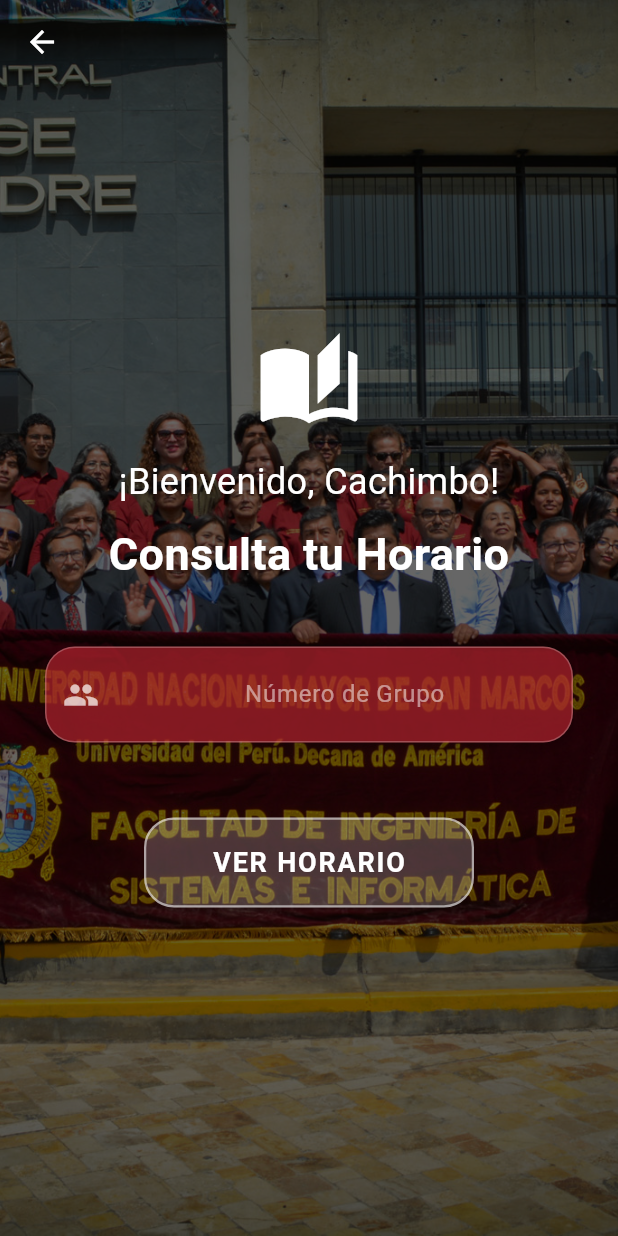
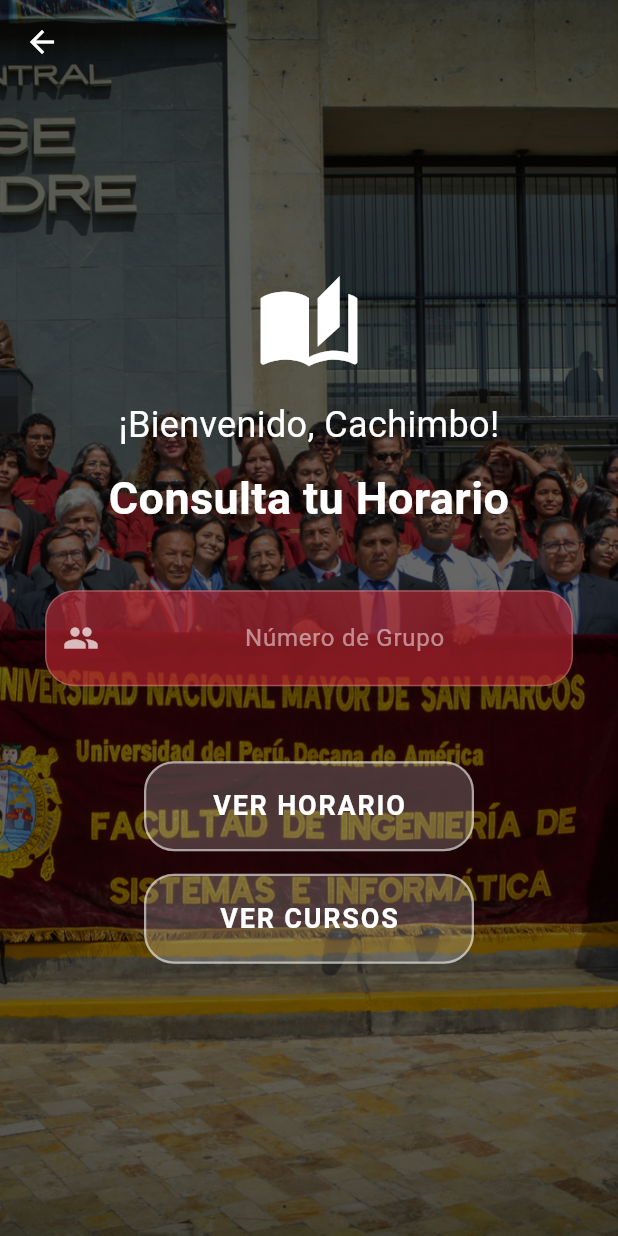
Before and after one commit to jado21/GestionAppMovil, a Flutter app: the screen it shows after launch, after a tap on "SOY CACHIMBO", on a phone screen of 412 x 824 dp. Run offline on Flutter 3.47's test engine with Material 3 defaults, Android fonts, the phone set to English and light mode, and no system bars; our stand-ins replace pdf, printing, shared_preferences.

Commit message:
Añadir apartado tabla de cursos (reporte matricula)

```diff
--- a/lib/screens/formularioScreen.dart
+++ b/lib/screens/formularioScreen.dart
@@ -1,6 +1,8 @@
 import 'package:flutter/material.dart';
 import '../service/api_service.dart';
+import '../models/horario_response.dart';
 import 'scheduleScreen.dart';
+import 'cursosScreen.dart';
 
 class FormularioScreen extends StatefulWidget {
   final bool esCachimbo;
@@ -112,7 +114,9 @@
 
                   cargando
                       ? const CircularProgressIndicator(color: Colors.white)
-                      : SizedBox(
+                      : Column(
+                          children: [
+                            SizedBox(
                               width: 220,
                               height: 60,
                               child: ElevatedButton(
@@ -125,7 +129,9 @@
                                     borderRadius: BorderRadius.circular(20),
                                   ),
                                 ),
-                            onPressed: _enviarDatos,
+                            onPressed: () => _enviarDatos(
+                              (data) => ResultadoScreen(horarioResponse: data),
+                            ),
                                 child: const Text(
                                   'VER HORARIO',
                                   style: TextStyle(
@@ -136,6 +142,35 @@
                                 ),
                               ),
                             ),
+                            const SizedBox(height: 15),
+                            SizedBox(
+                              width: 220,
+                              height: 60,
+                              child: ElevatedButton(
+                                style: ElevatedButton.styleFrom(
+                                  backgroundColor: blancoTransparente,
+                                  foregroundColor: Colors.white,
+                                  elevation: 0,
+                                  side: const BorderSide(color: Colors.white54, width: 1.5),
+                                  shape: RoundedRectangleBorder(
+                                    borderRadius: BorderRadius.circular(20),
+                                  ),
+                                ),
+                                onPressed: () => _enviarDatos(
+                                  (data) => CursosScreen(horarioResponse: data),
+                                ),
+                                child: const Text(
+                                  'VER CURSOS',
+                                  style: TextStyle(
+                                    fontSize: 18,
+                                    fontWeight: FontWeight.bold,
+                                    letterSpacing: 1.2,
+                                  ),
+                                ),
+                              ),
+                            ),
+                          ],
+                        ),
                 ],
               ),
             ),
@@ -145,7 +180,9 @@
     );
   }
 
-  Future<void> _enviarDatos() async {
+  Future<void> _enviarDatos(
+    Widget Function(HorarioResponse data) screenBuilder,
+  ) async {
     // Validación según perfil
     if (grupoController.text.isEmpty || (!widget.esCachimbo && cicloController.text.isEmpty)) {
       ScaffoldMessenger.of(context).showSnackBar(
@@ -167,7 +204,7 @@
       Navigator.push(
         context,
         MaterialPageRoute(
-          builder: (context) => ResultadoScreen(horarioResponse: data),
+          builder: (context) => screenBuilder(data),
         ),
       );
     } catch (e) {
```
Also changed, not shown: lib/screens/cursosScreen.dart (added, +139 -0 lines), 1 other file. Lines whose indentation alone changed are shown as unchanged.
